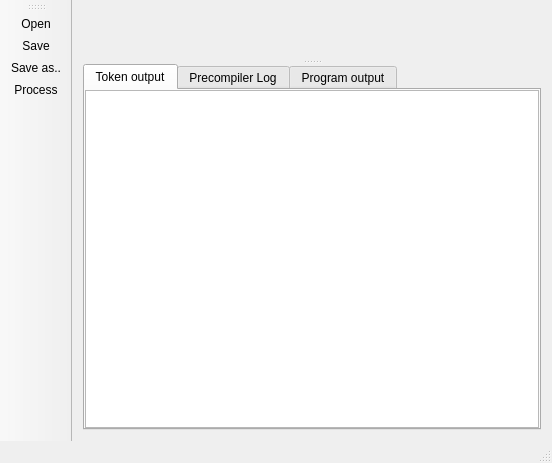
Qt form GUI/RLInterpreterGUI/mainwindow.ui (preyko/talw2) before a commit.
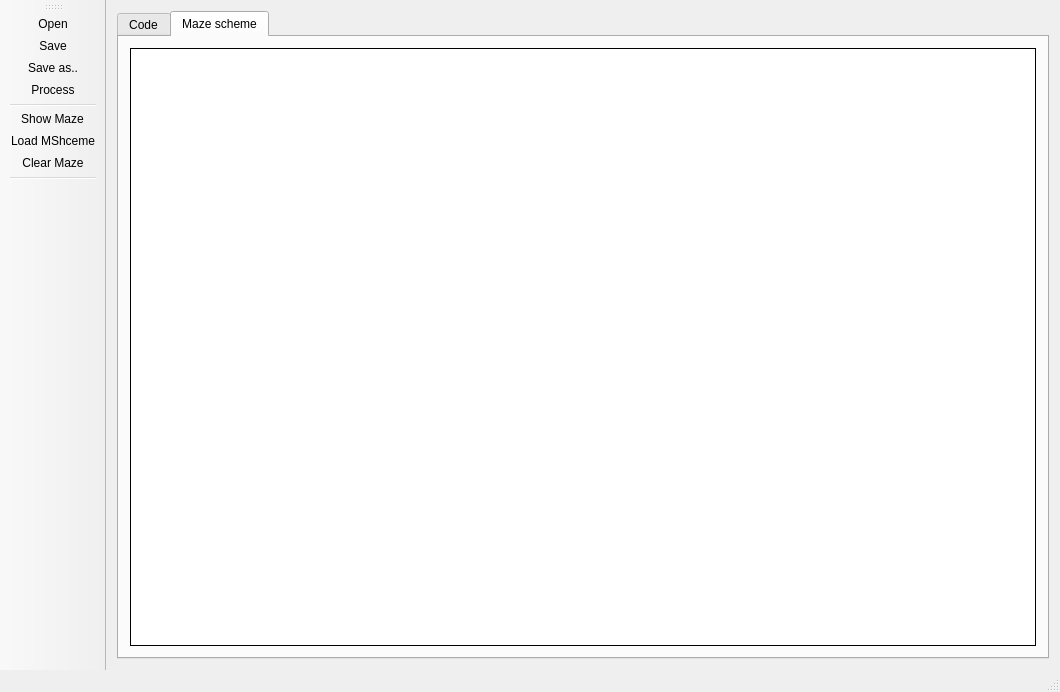
The same form after that commit. Custom widgets are drawn as their Qt base class.

```diff
--- a/GUI/RLInterpreterGUI/mainwindow.ui
+++ b/GUI/RLInterpreterGUI/mainwindow.ui
@@ -6,8 +6,8 @@
    <rect>
     <x>0</x>
     <y>0</y>
-    <width>552</width>
-    <height>463</height>
+    <width>1060</width>
+    <height>692</height>
    </rect>
   </property>
   <property name="sizePolicy">
@@ -34,6 +34,16 @@
    </property>
    <layout class="QHBoxLayout" name="horizontalLayout_2">
     <item>
+     <widget class="QTabWidget" name="tabWidget_2">
+      <property name="currentIndex">
+       <number>1</number>
+      </property>
+      <widget class="QWidget" name="codeTab">
+       <attribute name="title">
+        <string>Code</string>
+       </attribute>
+       <layout class="QVBoxLayout" name="verticalLayout_2">
+        <item>
      <widget class="QSplitter" name="splitter">
       <property name="orientation">
        <enum>Qt::Vertical</enum>
@@ -188,6 +198,30 @@
     </item>
    </layout>
   </widget>
+      <widget class="QWidget" name="mazeTab">
+       <attribute name="title">
+        <string>Maze scheme</string>
+       </attribute>
+       <layout class="QHBoxLayout" name="horizontalLayout_4">
+        <item>
+         <widget class="QLabel" name="mazeScheme">
+          <property name="styleSheet">
+           <string notr="true">background-color: rgb(255, 255, 255)</string>
+          </property>
+          <property name="frameShape">
+           <enum>QFrame::Box</enum>
+          </property>
+          <property name="text">
+           <string/>
+          </property>
+         </widget>
+        </item>
+       </layout>
+      </widget>
+     </widget>
+    </item>
+   </layout>
+  </widget>
   <widget class="QMenuBar" name="menuBar">
    <property name="geometry">
     <rect>
@@ -219,6 +253,11 @@
    <addaction name="actionSave_RL_file"/>
    <addaction name="actionSave_as"/>
    <addaction name="actionProcess"/>
+   <addaction name="separator"/>
+   <addaction name="actionShow_Maze"/>
+   <addaction name="actionLoad_Maze_Shceme"/>
+   <addaction name="actionClear_Maze"/>
+   <addaction name="separator"/>
   </widget>
   <action name="actionOpen_RL_file">
    <property name="checkable">
@@ -255,6 +294,21 @@
     <string>Ctrl+Shift+S</string>
    </property>
   </action>
+  <action name="actionShow_Maze">
+   <property name="text">
+    <string>Show Maze</string>
+   </property>
+  </action>
+  <action name="actionLoad_Maze_Shceme">
+   <property name="text">
+    <string>Load MShceme</string>
+   </property>
+  </action>
+  <action name="actionClear_Maze">
+   <property name="text">
+    <string>Clear Maze</string>
+   </property>
+  </action>
  </widget>
  <layoutdefault spacing="6" margin="11"/>
  <customwidgets>
```
Left out of the diff: 38 changed lines with no effect on the pictures. Lines whose indentation alone changed are shown as unchanged.
